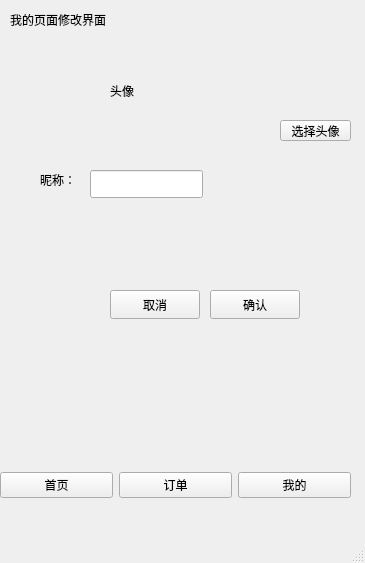
Old version of the form client/mainwindow.ui in the repository justinwills/ChargingPlatform.
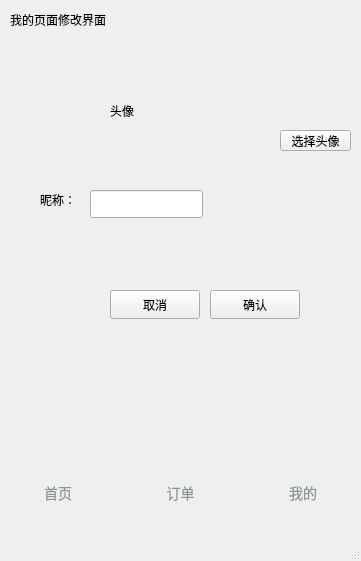
New version of the form. The open tabs and pages were chosen to show the change.

Commit message: 更改一些ui的设计

Patch:
```diff
--- a/client/mainwindow.ui
+++ b/client/mainwindow.ui
@@ -6,8 +6,8 @@
    <rect>
     <x>0</x>
     <y>0</y>
-    <width>365</width>
-    <height>563</height>
+    <width>361</width>
+    <height>561</height>
    </rect>
   </property>
   <property name="windowTitle">
@@ -20,15 +20,12 @@
       <x>0</x>
       <y>0</y>
       <width>361</width>
-      <height>461</height>
+      <height>541</height>
      </rect>
     </property>
     <property name="autoFillBackground">
      <bool>false</bool>
     </property>
-    <property name="styleSheet">
-     <string notr="true"/>
-    </property>
     <property name="currentIndex">
      <number>2</number>
     </property>
@@ -263,7 +260,7 @@
       <property name="geometry">
        <rect>
         <x>110</x>
-        <y>50</y>
+        <y>70</y>
         <width>121</width>
         <height>81</height>
        </rect>
@@ -289,7 +286,7 @@
       <property name="geometry">
        <rect>
         <x>40</x>
-        <y>170</y>
+        <y>190</y>
         <width>41</width>
         <height>20</height>
        </rect>
@@ -315,7 +312,7 @@
       <property name="geometry">
        <rect>
         <x>90</x>
-        <y>170</y>
+        <y>190</y>
         <width>113</width>
         <height>28</height>
        </rect>
@@ -325,7 +322,7 @@
       <property name="geometry">
        <rect>
         <x>280</x>
-        <y>120</y>
+        <y>130</y>
         <width>71</width>
         <height>21</height>
        </rect>
@@ -469,21 +466,60 @@
       <height>51</height>
      </rect>
     </property>
+    <property name="styleSheet">
+     <string notr="true">QWidget#navigationWidget {
+    background-color: white;
+    border-top: 1px solid #E8E8E8;
+}</string>
+    </property>
     <widget class="QWidget" name="layoutWidget">
      <property name="geometry">
       <rect>
        <x>0</x>
        <y>10</y>
-       <width>351</width>
-       <height>31</height>
+       <width>361</width>
+       <height>45</height>
       </rect>
      </property>
      <layout class="QHBoxLayout" name="horizontalLayout">
       <item>
        <widget class="QPushButton" name="BtnHome">
+        <property name="sizePolicy">
+         <sizepolicy hsizetype="Expanding" vsizetype="Fixed">
+          <horstretch>0</horstretch>
+          <verstretch>0</verstretch>
+         </sizepolicy>
+        </property>
+        <property name="styleSheet">
+         <string notr="true">QPushButton {
+    background-color: transparent;
+    border: none;
+
+    color: #899695;
+    font-size: 14px;
+
+    padding: 12px 0px;
+}
+
+QPushButton:hover {
+    color: rgb(254, 255, 171);
+}
+
+QPushButton:pressed {
+    background-color: rgb(5, 138, 255);
+}
+
+QPushButton:checked {
+    color: #245BFF;
+    font-weight: bold;
+}</string>
+        </property>
         <property name="text">
          <string>首页</string>
         </property>
+        <property name="checkable">
+         <bool>true</bool>
+        </property>
         <attribute name="buttonGroup">
          <string notr="true">buttonNavigation</string>
         </attribute>
@@ -491,9 +527,42 @@
       </item>
       <item>
        <widget class="QPushButton" name="BtnCharge">
+        <property name="sizePolicy">
+         <sizepolicy hsizetype="Expanding" vsizetype="Fixed">
+          <horstretch>0</horstretch>
+          <verstretch>0</verstretch>
+         </sizepolicy>
+        </property>
+        <property name="styleSheet">
+         <string notr="true">QPushButton {
+    background-color: transparent;
+    border: none;
+
+    color: #899695;
+    font-size: 14px;
+
+    padding: 12px 0px;
+}
+
+QPushButton:hover {
+    color: rgb(254, 255, 171);
+}
+
+QPushButton:pressed {
+    background-color: rgb(5, 138, 255);
+}
+
+QPushButton:checked {
+    color: #245BFF;
+    font-weight: bold;
+}</string>
+        </property>
         <property name="text">
          <string>订单</string>
         </property>
+        <property name="checkable">
+         <bool>true</bool>
+        </property>
         <attribute name="buttonGroup">
          <string notr="true">buttonNavigation</string>
         </attribute>
@@ -501,9 +570,42 @@
       </item>
       <item>
        <widget class="QPushButton" name="BtnMine">
+        <property name="sizePolicy">
+         <sizepolicy hsizetype="Expanding" vsizetype="Fixed">
+          <horstretch>0</horstretch>
+          <verstretch>0</verstretch>
+         </sizepolicy>
+        </property>
+        <property name="styleSheet">
+         <string notr="true">QPushButton {
+    background-color: transparent;
+    border: none;
+
+    color: #899695;
+    font-size: 14px;
+
+    padding: 12px 0px;
+}
+
+QPushButton:hover {
+    color: rgb(254, 255, 171);
+}
+
+QPushButton:pressed {
+    background-color: rgb(5, 138, 255);
+}
+
+QPushButton:checked {
+    color: #245BFF;
+    font-weight: bold;
+}</string>
+        </property>
         <property name="text">
          <string>我的</string>
         </property>
+        <property name="checkable">
+         <bool>true</bool>
+        </property>
         <attribute name="buttonGroup">
          <string notr="true">buttonNavigation</string>
         </attribute>
```
Left out of the diff: 4 changed lines with no effect on the pictures. The commit also changes 1 other file.
